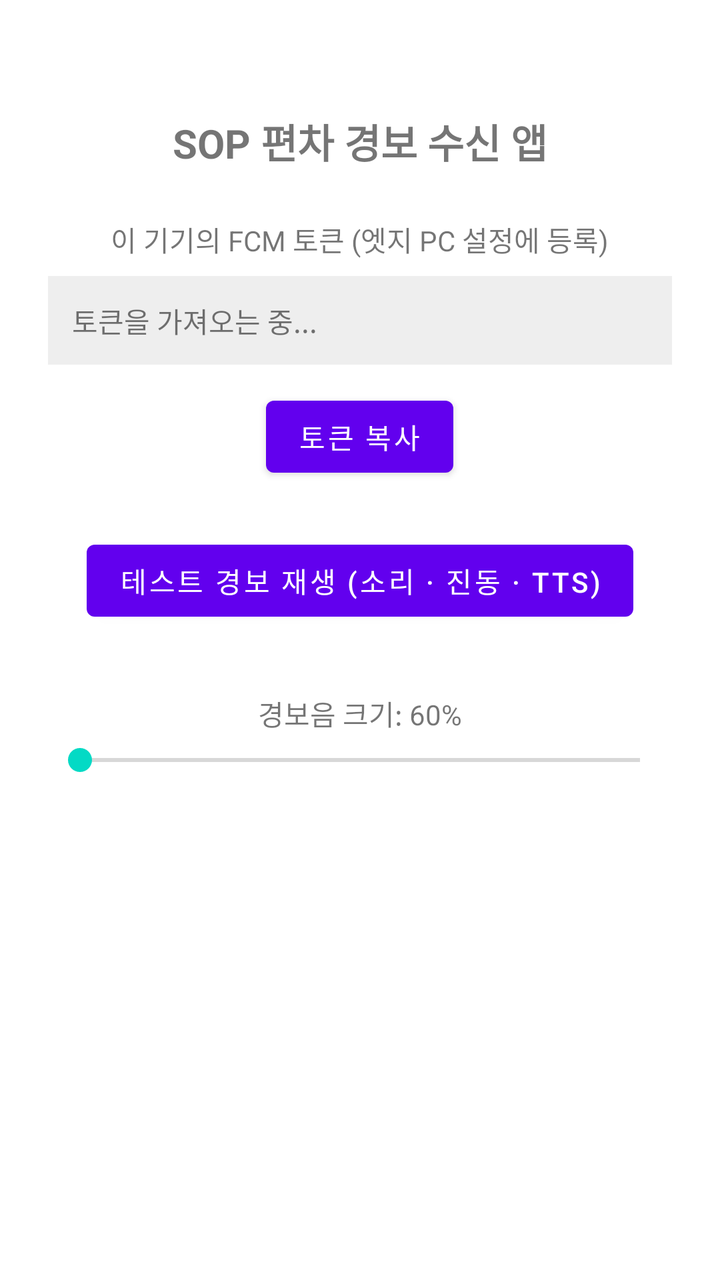
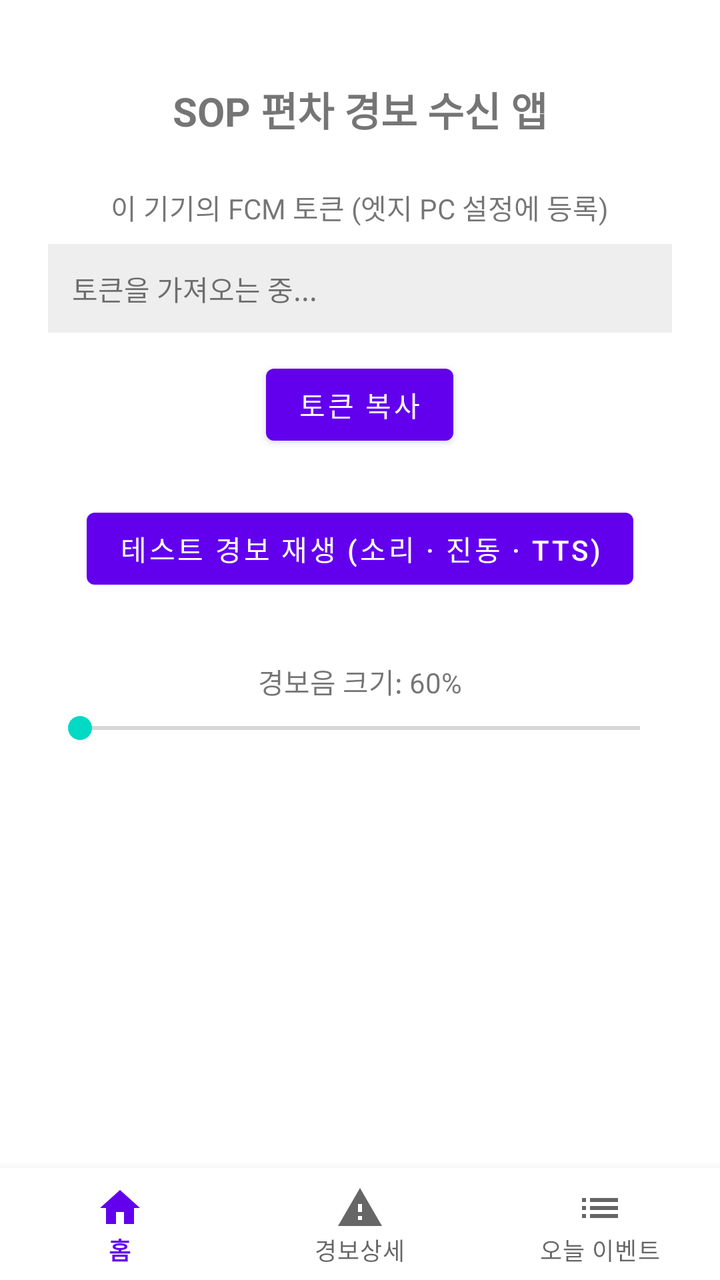

Compare the two renders of this Android layout. The source of the first and the diff that turns it into the second are given below.
<!-- AndroidManifest.xml: application theme Theme.Rtauto_sop -->
<!-- res/layout/activity_main.xml -->
<?xml version="1.0" encoding="utf-8"?>
<LinearLayout xmlns:android="http://schemas.android.com/apk/res/android"
    android:layout_width="match_parent"
    android:layout_height="match_parent"
    android:orientation="vertical"
    android:padding="24dp"
    android:gravity="center_horizontal">

    <TextView
        android:layout_width="wrap_content"
        android:layout_height="wrap_content"
        android:layout_marginTop="32dp"
        android:text="SOP 편차 경보 수신 앱"
        android:textSize="20sp"
        android:textStyle="bold" />

    <TextView
        android:layout_width="wrap_content"
        android:layout_height="wrap_content"
        android:layout_marginTop="24dp"
        android:text="이 기기의 FCM 토큰 (엣지 PC 설정에 등록)"
        android:textSize="14sp" />

    <TextView
        android:id="@+id/tokenText"
        android:layout_width="match_parent"
        android:layout_height="wrap_content"
        android:layout_marginTop="8dp"
        android:text="토큰을 가져오는 중..."
        android:textIsSelectable="true"
        android:background="#EEEEEE"
        android:padding="12dp" />

    <Button
        android:id="@+id/copyButton"
        android:layout_width="wrap_content"
        android:layout_height="wrap_content"
        android:layout_marginTop="12dp"
        android:text="토큰 복사" />

    <Button
        android:id="@+id/testAlertButton"
        android:layout_width="wrap_content"
        android:layout_height="wrap_content"
        android:layout_marginTop="24dp"
        android:text="테스트 경보 재생 (소리 · 진동 · TTS)" />

    <TextView
        android:id="@+id/volumeLabel"
        android:layout_width="wrap_content"
        android:layout_height="wrap_content"
        android:layout_marginTop="32dp"
        android:text="경보음 크기: 60%"
        android:textSize="14sp" />

    <SeekBar
        android:id="@+id/volumeSeekBar"
        android:layout_width="match_parent"
        android:layout_height="wrap_content"
        android:layout_marginTop="4dp"
        android:max="100" />

</LinearLayout>
<!-- resources referenced by this layout -->
<resources>
  <style name="Theme.Rtauto_sop" parent="Theme.MaterialComponents.DayNight.DarkActionBar">
          
          <item name="colorPrimary">@color/purple_500</item>
          <item name="colorPrimaryVariant">@color/purple_700</item>
          <item name="colorOnPrimary">@color/white</item>
          
          <item name="colorSecondary">@color/teal_200</item>
          <item name="colorSecondaryVariant">@color/teal_700</item>
          <item name="colorOnSecondary">@color/black</item>
          
          <item name="android:statusBarColor">?attr/colorPrimaryVariant</item>
          
      </style>
  <color name="purple_500">#FF6200EE</color>
  <color name="purple_700">#FF3700B3</color>
  <color name="white">#FFFFFFFF</color>
  <color name="teal_200">#FF03DAC5</color>
  <color name="teal_700">#FF018786</color>
  <color name="black">#FF000000</color>
</resources>

<!-- the commit's change to res/layout/activity_main.xml (unified diff, before → after) -->
@@ -1,63 +1,216 @@
 <?xml version="1.0" encoding="utf-8"?>
 <LinearLayout xmlns:android="http://schemas.android.com/apk/res/android"
+    xmlns:app="http://schemas.android.com/apk/res-auto"
     android:layout_width="match_parent"
     android:layout_height="match_parent"
-    android:orientation="vertical"
-    android:padding="24dp"
-    android:gravity="center_horizontal">
-
-    <TextView
-        android:layout_width="wrap_content"
-        android:layout_height="wrap_content"
-        android:layout_marginTop="32dp"
-        android:text="SOP 편차 경보 수신 앱"
-        android:textSize="20sp"
-        android:textStyle="bold" />
-
-    <TextView
-        android:layout_width="wrap_content"
-        android:layout_height="wrap_content"
-        android:layout_marginTop="24dp"
-        android:text="이 기기의 FCM 토큰 (엣지 PC 설정에 등록)"
-        android:textSize="14sp" />
-
-    <TextView
-        android:id="@+id/tokenText"
+    android:orientation="vertical">
+
+    <FrameLayout
+        android:layout_width="match_parent"
+        android:layout_height="0dp"
+        android:layout_weight="1">
+
+        
+        <ScrollView
+            android:id="@+id/homeContent"
+            android:layout_width="match_parent"
+            android:layout_height="match_parent">
+
+            <LinearLayout
+                android:layout_width="match_parent"
+                android:layout_height="wrap_content"
+                android:orientation="vertical"
+                android:padding="24dp"
+                android:gravity="center_horizontal">
+
+                <TextView
+                    android:layout_width="wrap_content"
+                    android:layout_height="wrap_content"
+                    android:layout_marginTop="16dp"
+                    android:text="SOP 편차 경보 수신 앱"
+                    android:textSize="20sp"
+                    android:textStyle="bold" />
+
+                <TextView
+                    android:layout_width="wrap_content"
+                    android:layout_height="wrap_content"
+                    android:layout_marginTop="24dp"
+                    android:text="이 기기의 FCM 토큰 (엣지 PC 설정에 등록)"
+                    android:textSize="14sp" />
+
+                <TextView
+                    android:id="@+id/tokenText"
+                    android:layout_width="match_parent"
+                    android:layout_height="wrap_content"
+                    android:layout_marginTop="8dp"
+                    android:text="토큰을 가져오는 중..."
+                    android:textIsSelectable="true"
+                    android:background="#EEEEEE"
+                    android:padding="12dp" />
+
+                <Button
+                    android:id="@+id/copyButton"
+                    android:layout_width="wrap_content"
+                    android:layout_height="wrap_content"
+                    android:layout_marginTop="12dp"
+                    android:text="토큰 복사" />
+
+                <Button
+                    android:id="@+id/testAlertButton"
+                    android:layout_width="wrap_content"
+                    android:layout_height="wrap_content"
+                    android:layout_marginTop="24dp"
+                    android:text="테스트 경보 재생 (소리 · 진동 · TTS)" />
+
+                <TextView
+                    android:id="@+id/volumeLabel"
+                    android:layout_width="wrap_content"
+                    android:layout_height="wrap_content"
+                    android:layout_marginTop="32dp"
+                    android:text="경보음 크기: 60%"
+                    android:textSize="14sp" />
+
+                <SeekBar
+                    android:id="@+id/volumeSeekBar"
+                    android:layout_width="match_parent"
+                    android:layout_height="wrap_content"
+                    android:layout_marginTop="4dp"
+                    android:max="100" />
+
+            </LinearLayout>
+        </ScrollView>
+
+        
+        <LinearLayout
+            android:id="@+id/alertDetailContent"
+            android:layout_width="match_parent"
+            android:layout_height="match_parent"
+            android:orientation="vertical"
+            android:visibility="gone">
+
+            <TextView
+                android:id="@+id/alertLevelBar"
+                android:layout_width="match_parent"
+                android:layout_height="wrap_content"
+                android:padding="16dp"
+                android:text="중대 편차 발생"
+                android:textColor="@color/white"
+                android:textSize="18sp"
+                android:textStyle="bold"
+                android:background="@color/level_critical" />
+
+            <LinearLayout
+                android:layout_width="match_parent"
+                android:layout_height="wrap_content"
+                android:orientation="vertical"
+                android:padding="24dp">
+
+                <TextView
+                    android:id="@+id/alertTime"
+                    android:layout_width="wrap_content"
+                    android:layout_height="wrap_content"
+                    android:text="2026.09.08. 화요일 09:10:18"
+                    android:textSize="13sp"
+                    android:textColor="#666666" />
+
+                <TextView
+                    android:id="@+id/alertTitle"
+                    android:layout_width="wrap_content"
+                    android:layout_height="wrap_content"
+                    android:layout_marginTop="8dp"
+                    android:text="2인 1조 위반"
+                    android:textSize="24sp"
+                    android:textStyle="bold" />
+
+                <TextView
+                    android:id="@+id/alertBody"
+                    android:layout_width="match_parent"
+                    android:layout_height="wrap_content"
+                    android:layout_marginTop="8dp"
+                    android:text="세정기 구역, 2인 1조 위반, 09시 10분 발생"
+                    android:textSize="15sp" />
+
+                <TextView
+                    android:id="@+id/alertEmptyText"
+                    android:layout_width="match_parent"
+                    android:layout_height="wrap_content"
+                    android:layout_marginTop="32dp"
+                    android:text="현재 활성 경보가 없습니다."
+                    android:textSize="15sp"
+                    android:textColor="#999999"
+                    android:visibility="gone" />
+
+                <Button
+                    android:id="@+id/acknowledgeButton"
+                    android:layout_width="match_parent"
+                    android:layout_height="wrap_content"
+                    android:layout_marginTop="40dp"
+                    android:paddingTop="16dp"
+                    android:paddingBottom="16dp"
+                    android:text="확인 (경보 종료)"
+                    android:textSize="18sp"
+                    android:textColor="@color/white"
+                    android:backgroundTint="@color/level_critical" />
+
+                <TextView
+                    android:layout_width="match_parent"
+                    android:layout_height="wrap_content"
+                    android:layout_marginTop="12dp"
+                    android:text="확인을 누르면 경고음 · 진동이 즉시 멈춥니다."
+                    android:textSize="12sp"
+                    android:textColor="#999999"
+                    android:gravity="center" />
+
+            </LinearLayout>
+        </LinearLayout>
+
+        
+        <ScrollView
+            android:id="@+id/eventListContent"
+            android:layout_width="match_parent"
+            android:layout_height="match_parent"
+            android:visibility="gone">
+
+            <LinearLayout
+                android:layout_width="match_parent"
+                android:layout_height="wrap_content"
+                android:orientation="vertical"
+                android:padding="24dp">
+
+                <TextView
+                    android:id="@+id/eventListTitle"
+                    android:layout_width="wrap_content"
+                    android:layout_height="wrap_content"
+                    android:text="오늘 편차 0건"
+                    android:textSize="20sp"
+                    android:textStyle="bold" />
+
+                <TextView
+                    android:id="@+id/eventListEmptyText"
+                    android:layout_width="match_parent"
+                    android:layout_height="wrap_content"
+                    android:layout_marginTop="24dp"
+                    android:text="오늘 발생한 이벤트가 없습니다."
+                    android:textSize="15sp"
+                    android:textColor="#999999"
+                    android:visibility="gone" />
+
+                <LinearLayout
+                    android:id="@+id/eventListContainer"
+                    android:layout_width="match_parent"
+                    android:layout_height="wrap_content"
+                    android:layout_marginTop="16dp"
+                    android:orientation="vertical" />
+
+            </LinearLayout>
+        </ScrollView>
+
+    </FrameLayout>
+
+    <com.google.android.material.bottomnavigation.BottomNavigationView
+        android:id="@+id/bottomNav"
         android:layout_width="match_parent"
         android:layout_height="wrap_content"
-        android:layout_marginTop="8dp"
-        android:text="토큰을 가져오는 중..."
-        android:textIsSelectable="true"
-        android:background="#EEEEEE"
-        android:padding="12dp" />
-
-    <Button
-        android:id="@+id/copyButton"
-        android:layout_width="wrap_content"
-        android:layout_height="wrap_content"
-        android:layout_marginTop="12dp"
-        android:text="토큰 복사" />
-
-    <Button
-        android:id="@+id/testAlertButton"
-        android:layout_width="wrap_content"
-        android:layout_height="wrap_content"
-        android:layout_marginTop="24dp"
-        android:text="테스트 경보 재생 (소리 · 진동 · TTS)" />
-
-    <TextView
-        android:id="@+id/volumeLabel"
-        android:layout_width="wrap_content"
-        android:layout_height="wrap_content"
-        android:layout_marginTop="32dp"
-        android:text="경보음 크기: 60%"
-        android:textSize="14sp" />
-
-    <SeekBar
-        android:id="@+id/volumeSeekBar"
-        android:layout_width="match_parent"
-        android:layout_height="wrap_content"
-        android:layout_marginTop="4dp"
-        android:max="100" />
+        app:menu="@menu/bottom_nav_menu" />
 
 </LinearLayout>
<!-- resource entries referenced after the edit -->
@@ -1,5 +1,6 @@
 <!-- resources referenced by this layout -->
 <resources>
+  <color name="level_critical">#D32F2F</color>
   <style name="Theme.Rtauto_sop" parent="Theme.MaterialComponents.DayNight.DarkActionBar">
           
           <item name="colorPrimary">@color/purple_500</item>
